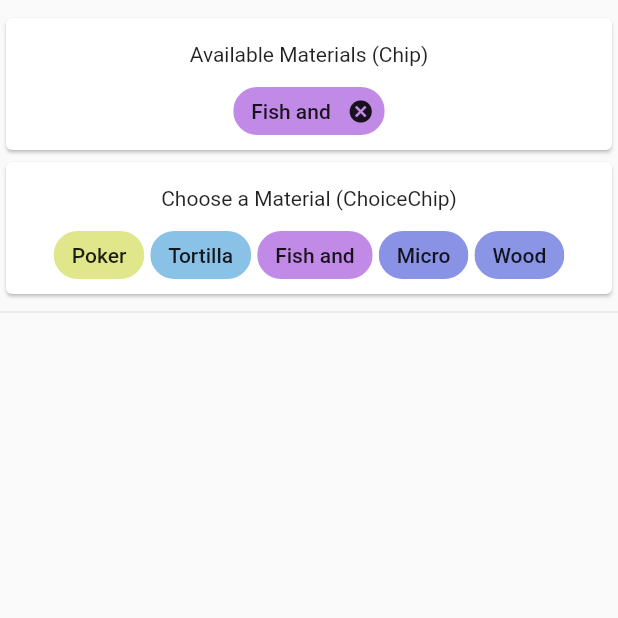
After one commit to banking/wolfhelper, a Flutter app: the ChipDemo screen opened directly, after a tap on the "cancel" icon, on a phone screen of 412 x 824 dp, the top half of it. The commit adds this screen. Run offline on Flutter 3.47's test engine with Material 2 defaults, Android fonts, the phone set to English and light mode, and no system bars.

Commit message:
add popwindow helper

```diff
--- /dev/null
+++ b/lib/chip.dart
@@ -0,0 +1,171 @@
+
+import 'package:flutter/cupertino.dart';
+import 'package:flutter/material.dart';
+
+const List<String> _selectedMaterials = <String>[
+  'poker',
+  'fish and',
+];
+
+const List<String> _allMaterials = <String>[
+  'poker',
+  'tortilla',
+  'fish and',
+  'micro',
+  'wood',
+];
+
+class _ChipsTile extends StatelessWidget {
+  const _ChipsTile({
+    Key key,
+    this.label,
+    this.children,
+  }) : super(key: key);
+
+  final String label;
+  final List<Widget> children;
+
+  // Wraps a list of chips into a ListTile for display as a section in the demo.
+  @override
+  Widget build(BuildContext context) {
+    final List<Widget> cardChildren = <Widget>[
+      Container(
+        padding: const EdgeInsets.only(top: 16.0, bottom: 4.0),
+        alignment: Alignment.center,
+        child: Text(label, textAlign: TextAlign.start),
+      ),
+    ];
+    if (children.isNotEmpty) {
+      cardChildren.add(Wrap(
+          children: children.map<Widget>((Widget chip) {
+            return Padding(
+              padding: const EdgeInsets.all(2.0),
+              child: chip,
+            );
+          }).toList()));
+    } else {
+      final TextStyle textStyle = Theme.of(context).textTheme.caption.copyWith(fontStyle: FontStyle.italic);
+      cardChildren.add(
+          Semantics(
+            container: true,
+            child: Container(
+              alignment: Alignment.center,
+              constraints: const BoxConstraints(minWidth: 48.0, minHeight: 48.0),
+              padding: const EdgeInsets.all(8.0),
+              child: Text('None', style: textStyle),
+            ),
+          ));
+    }
+
+    return Card(
+        semanticContainer: false,
+        child: Column(
+          mainAxisSize: MainAxisSize.min,
+          children: cardChildren,
+        )
+    );
+  }
+}
+
+class ChipDemo extends StatefulWidget {
+  static const String routeName = '/material/chip';
+
+  @override
+  _ChipDemoState createState() => _ChipDemoState();
+}
+
+class _ChipDemoState extends State<ChipDemo> {
+  _ChipDemoState() {
+    _reset();
+  }
+
+  final Set<String> _materials = Set<String>();
+  final Set<String> _allmaterials = Set<String>();
+  String _selectedMaterial = '';
+
+  // Initialize members with the default data.
+  void _reset() {
+    _materials.clear();
+    _materials.addAll(_selectedMaterials);
+    _allmaterials.addAll(_allMaterials);
+    _selectedMaterial = '';
+  }
+
+  void _removeMaterial(String name) {
+    _materials.remove(name);
+    if (_selectedMaterial == name) {
+      _selectedMaterial = '';
+    }
+  }
+
+  void _addMaterial(String name) {
+    if(!_materials.contains(name)) {
+      _materials.add(name);
+    }
+  }
+
+  String _capitalize(String name) {
+    assert(name != null && name.isNotEmpty);
+    return name.substring(0, 1).toUpperCase() + name.substring(1);
+  }
+
+  // This converts a String to a unique color, based on the hash value of the
+  // String object.  It takes the bottom 16 bits of the hash, and uses that to
+  // pick a hue for an HSV color, and then creates the color (with a preset
+  // saturation and value).  This means that any unique strings will also have
+  // unique colors, but they'll all be readable, since they have the same
+  // saturation and value.
+  Color _nameToColor(String name) {
+    assert(name.length > 1);
+    final int hash = name.hashCode & 0xffff;
+    final double hue = (360.0 * hash / (1 << 15)) % 360.0;
+    return HSVColor.fromAHSV(1.0, hue, 0.4, 0.90).toColor();
+  }
+
+  @override
+  Widget build(BuildContext context) {
+    final List<Widget> chips = _materials.map<Widget>((String name) {
+      return Chip(
+        key: ValueKey<String>(name),
+        backgroundColor: _nameToColor(name),
+        label: Text(_capitalize(name)),
+        onDeleted: () {
+          setState(() {
+            _removeMaterial(name);
+          });
+        },
+      );
+    }).toList();
+
+
+    final List<Widget> choiceChips = _allmaterials.map<Widget>((String name) {
+      return ChoiceChip(
+        key: ValueKey<String>(name),
+        backgroundColor: _nameToColor(name),
+        label: Text(_capitalize(name)),
+        selected: _selectedMaterial == name,
+        onSelected: (bool value) {
+          setState(() {
+            _selectedMaterial = value ? name : '';
+            _addMaterial(name);
+          });
+        },
+      );
+    }).toList();
+
+    final ThemeData theme = Theme.of(context);
+    final List<Widget> tiles = <Widget>[
+      const SizedBox(height: 8.0, width: 0.0),
+      _ChipsTile(label: 'Available Materials (Chip)', children: chips),
+      _ChipsTile(label: 'Choose a Material (ChoiceChip)', children: choiceChips),
+      const Divider(),
+    ];
+
+    return Scaffold(
+      body: ChipTheme(
+        data: theme.chipTheme,
+        child: ListView(children: tiles),
+      ),
+    );
+  }
+}
--- a/lib/main.dart
+++ b/lib/main.dart
@@ -1,4 +1,5 @@
 import 'package:flutter/material.dart';
+import 'package:wolfhelper/chip.dart';
 import 'package:wolfhelper/player.dart';
 import 'package:wolfhelper/role.dart';
 
@@ -37,18 +38,6 @@ class MyHomePage extends StatefulWidget {
 }
 
 class _MyHomePageState extends State<MyHomePage> {
-  int _counter = 0;
-
-  void _incrementCounter() {
-    setState(() {
-      // This call to setState tells the Flutter framework that something has
-      // changed in this State, which causes it to rerun the build method below
-      // so that the display can reflect the updated values. If we changed
-      // _counter without calling setState(), then the build method would not be
-      // called again, and so nothing would appear to happen.
-      _counter++;
-    });
-  }
 
   @override
   Widget build(BuildContext context) {
@@ -162,7 +151,6 @@ class _MyHomePageState extends State<MyHomePage> {
                           onPressed: () {
                             showModalBottomSheet<void>(context: context, builder: (BuildContext context) {
                               List<Role> selectedRoles = playerInfo.roles;
-
 //                              final List<Widget> chips = selectedRoles.map<Widget>((Role role) {
 //                                return Chip(
 //                                  key: ValueKey<String>(name),
@@ -178,13 +166,14 @@ class _MyHomePageState extends State<MyHomePage> {
                               return Container(
                                   child: Padding(
                                       padding: const EdgeInsets.all(32.0),
-                                      child: Text('This is the modal bottom sheet. Tap anywhere to dismiss.',
-                                          textAlign: TextAlign.center,
-                                          style: TextStyle(
-                                              color: Theme.of(context).accentColor,
-                                              fontSize: 24.0
-                                          )
-                                      )
+                                      child: ChipDemo(),
+//                                      child: Text('This is the modal bottom sheet. Tap anywhere to dismiss.',
+//                                          textAlign: TextAlign.center,
+//                                          style: TextStyle(
+//                                              color: Theme.of(context).accentColor,
+//                                              fontSize: 24.0
+//                                          )
+//                                      )
                                   )
                               );
                             });
```
